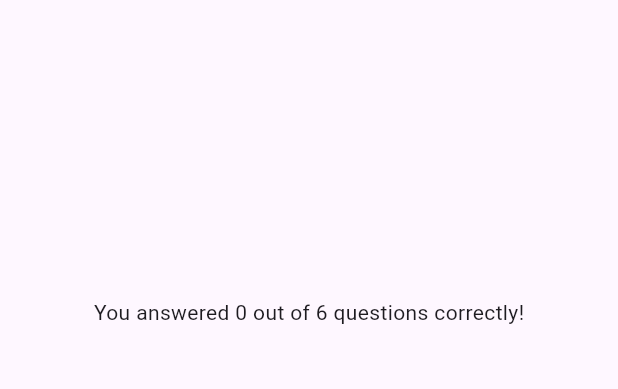
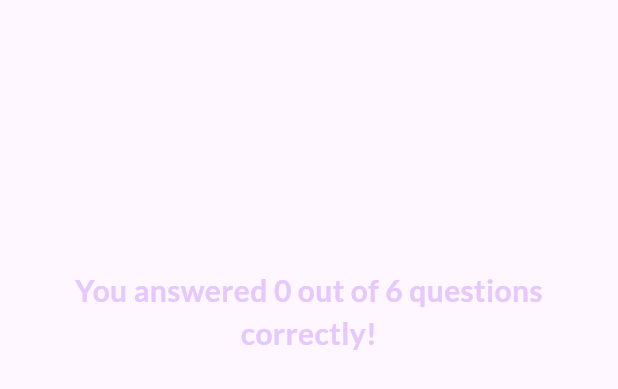
Before and after one commit to BrianPHChen/flutter_adv_basics, a Flutter app: the ResultsScreen widget shown alone on an empty page, opened directly with empty values, on a phone screen of 412 x 824 dp. Shown: the top 389 px of the screen. Run offline on Flutter 3.47's test engine with Material 3 defaults, Android fonts, the phone set to English and light mode, and no system bars; our stand-ins replace google_fonts.

Commit message:
feat: restart quiz

```diff
--- a/lib/quiz.dart
+++ b/lib/quiz.dart
@@ -37,9 +37,17 @@ class _QuizState extends State<Quiz> {
       setState(() {
         activeScreen = ResultsScreen(
           chosenAnswers: selectedAnswer,
+          onRestart: restartQuiz,
         );
       });
     }
+  }
+
+  void restartQuiz() {
+    setState(() {
+      selectedAnswer = [];
+      activeScreen = StartScreen(switchScreen);
+    });
   }
 
   @override
--- a/lib/results_screen.dart
+++ b/lib/results_screen.dart
@@ -1,14 +1,17 @@
 import 'package:adv_basics/data/questions.dart';
 import 'package:adv_basics/questions_summary.dart';
 import 'package:flutter/material.dart';
+import 'package:google_fonts/google_fonts.dart';
 
 class ResultsScreen extends StatelessWidget {
   const ResultsScreen({
     super.key,
     required this.chosenAnswers,
+    required this.onRestart,
   });
 
   final List<String> chosenAnswers;
+  final void Function() onRestart;
 
   List<Map<String, Object>> getSummaryData() {
     final List<Map<String, Object>> summary = [];
@@ -41,7 +44,14 @@ class ResultsScreen extends StatelessWidget {
           mainAxisAlignment: MainAxisAlignment.center,
           children: [
             Text(
-                'You answered $numCorrectQuestions out of $numTotalQuestions questions correctly!'),
+              'You answered $numCorrectQuestions out of $numTotalQuestions questions correctly!',
+              style: GoogleFonts.lato(
+                color: const Color.fromARGB(255, 230, 200, 253),
+                fontSize: 20,
+                fontWeight: FontWeight.bold,
+              ),
+              textAlign: TextAlign.center,
+            ),
             const SizedBox(
               height: 30,
             ),
@@ -49,14 +59,14 @@ class ResultsScreen extends StatelessWidget {
             const SizedBox(
               height: 30,
             ),
-            TextButton(
-                onPressed: () {},
-                child: const Text(
-                  'Restart Quiz!',
-                  style: TextStyle(
-                    color: Colors.white,
-                  ),
-                ))
+            TextButton.icon(
+              onPressed: onRestart,
+              style: TextButton.styleFrom(
+                foregroundColor: Colors.white,
+              ),
+              icon: const Icon(Icons.refresh),
+              label: const Text('Restart Quiz!'),
+            )
           ],
         ),
       ),
```
